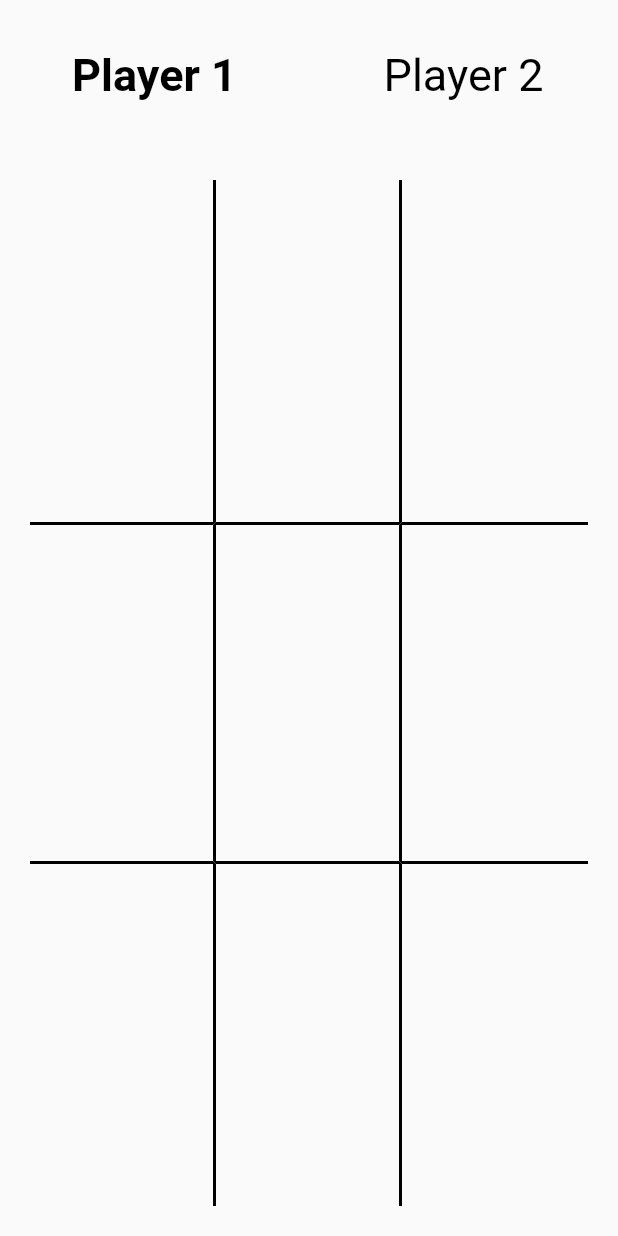
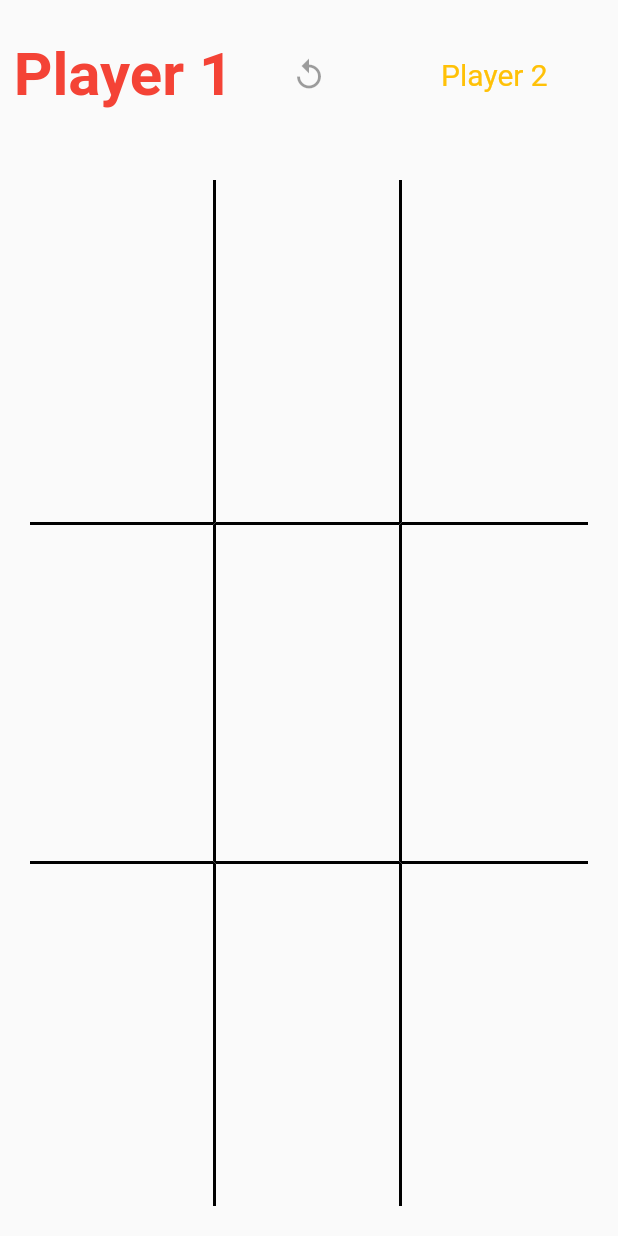
Before and after one commit to arcas0803/tic_tac_toe, a Flutter app: the screen it shows after launch, on a phone screen of 412 x 824 dp. Run offline on Flutter 3.47's test engine with Material 2 defaults, Android fonts, the phone set to English and light mode, and no system bars; our stand-ins replace confetti, equatable, flutter_hooks, flutter_riverpod, freezed_annotation, shared_preferences.

Commit message:
Added win screen. Added replay functionality Added restart functionality Fix animations on draw Add Colors Players Add Players headers

```diff
--- a/lib/domain/entities/game_entity.dart
+++ b/lib/domain/entities/game_entity.dart
@@ -47,6 +47,9 @@ class GameEntity extends Equatable {
 
   List<List<int>>? get winnerCells => turns.last.winnerCells;
 
+  /// Defines if the turn can be replay.
+  bool get canReplay => turns.length > 1;
+
   /// Get player from symbol.
   PlayerEntity getPlayerFromSymbol({required SymbolPlay symbol}) {
     if (symbol == player1.symbol) {
--- a/lib/presentation/pages/game_page/game_page.dart
+++ b/lib/presentation/pages/game_page/game_page.dart
@@ -1,5 +1,6 @@
 import 'package:flutter/material.dart';
 import 'package:flutter_riverpod/flutter_riverpod.dart';
+import 'package:tic_tac_toe/domain/entities/player_entity.dart';
 import 'package:tic_tac_toe/presentation/controllers/game_controller.dart';
 
 import 'widgets/widgets.dart';
@@ -11,7 +12,38 @@ class GamePage extends StatelessWidget {
   Widget build(BuildContext context) {
     return SafeArea(
       child: Scaffold(
-        body: Column(
+        body: Consumer(builder: (context, ref, child) {
+          ref.listen<PlayerEntity?>(
+              gameControllerProvider.select((value) => value.winnerPlayer),
+              (previous, next) {
+            if (next != null) {
+              showGeneralDialog(
+                context: context,
+                barrierDismissible: false,
+                transitionDuration: const Duration(milliseconds: 300),
+                transitionBuilder:
+                    (context, animation, secondaryAnimation, child) {
+                  return FadeTransition(
+                    opacity: animation,
+                    child: ScaleTransition(
+                      scale: animation,
+                      child: child,
+                    ),
+                  );
+                },
+                pageBuilder: (context, animation, secondaryAnimation) =>
+                    WinnerGameDialog(
+                  onClose: () => Navigator.of(context).pop(),
+                  onReplayGame: () {
+                    ref.read(gameControllerProvider.notifier).restartGame();
+                    Navigator.of(context).pop();
+                  },
+                  winner: next,
+                ),
+              );
+            }
+          });
+          return Column(
             children: [
               const PlayersHeaderWidget(),
               Expanded(
@@ -22,10 +54,6 @@ class GamePage extends StatelessWidget {
                       final board = ref.watch(
                         gameControllerProvider
                             .select((value) => value.turns.last.board),
-                    );
-                    final currentPLayer = ref.watch(
-                      gameControllerProvider.select(
-                          (value) => value.turns.last.currentPlayer.symbol),
                       );
 
                       return Column(
@@ -55,7 +83,8 @@ class GamePage extends StatelessWidget {
                 ),
               ),
             ],
-        ),
+          );
+        }),
       ),
     );
   }
--- a/lib/presentation/pages/game_page/widgets/cell_game_widget.dart
+++ b/lib/presentation/pages/game_page/widgets/cell_game_widget.dart
@@ -118,7 +118,7 @@ class CellGameWidget extends StatelessWidget {
           decoration: _buildBoxDecoration(),
           child: CellGameValueWidget(
             color: winnerCell
-                ? Colors.green
+                ? Colors.deepPurple
                 : value == player1.symbol
                     ? player1.color
                     : player2.color,
--- a/lib/presentation/pages/game_page/widgets/players_header.dart
+++ /dev/null
@@ -1,84 +0,0 @@
-import 'package:flutter/material.dart';
-import 'package:flutter_riverpod/flutter_riverpod.dart';
-import 'package:tic_tac_toe/presentation/controllers/game_controller.dart';
-
-class PlayersHeaderWidget extends StatelessWidget {
-  const PlayersHeaderWidget({Key? key}) : super(key: key);
-
-  @override
-  Widget build(BuildContext context) {
-    return Row(
-      children: [
-        Expanded(
-          child: SizedBox(
-            height: 100,
-            child: Center(
-              child: Consumer(builder: (context, ref, child) {
-                final player1 = ref.watch(
-                    gameControllerProvider.select((value) => value.player1));
-                final currentPlayer = ref.watch(
-                  gameControllerProvider
-                      .select((value) => value.currentTurn.currentPlayer),
-                );
-                final winnerPlayer = ref.watch(
-                  gameControllerProvider
-                      .select((value) => value.currentTurn.winner),
-                );
-
-                return Text(
-                  player1.name,
-                  style: TextStyle(
-                    fontSize: 30,
-                    fontWeight: player1 == currentPlayer
-                        ? FontWeight.bold
-                        : FontWeight.normal,
-                    color: winnerPlayer != null
-                        ? winnerPlayer == player1
-                            ? Colors.green
-                            : Colors.red
-                        : Colors.black,
-                  ),
-                );
-              }),
-            ),
-          ),
-        ),
-        Expanded(
-          child: SizedBox(
-            height: 100,
-            child: Center(
-              child: Consumer(builder: (context, ref, child) {
-                final player2 = ref.watch(
-                    gameControllerProvider.select((value) => value.player2));
-                final currentPlayer = ref.watch(
-                  gameControllerProvider
-                      .select((value) => value.currentTurn.currentPlayer),
-                );
-
-                final winnerPlayer = ref.watch(
-                  gameControllerProvider
-                      .select((value) => value.currentTurn.winner),
-                );
-
-                return Text(
-                  player2.name,
-                  style: TextStyle(
-                    fontSize: 30,
-                    fontWeight: player2 == currentPlayer
-                        ? FontWeight.bold
-                        : FontWeight.normal,
-                    color: winnerPlayer != null
-                        ? winnerPlayer == player2
-                            ? Colors.green
-                            : Colors.red
-                        : Colors.black,
-                  ),
-                );
-              }),
-            ),
-          ),
-        ),
-      ],
-    );
-  }
-}
--- /dev/null
+++ b/lib/presentation/pages/game_page/widgets/players_header_widget.dart
@@ -0,0 +1,130 @@
+import 'package:flutter/material.dart';
+import 'package:flutter_riverpod/flutter_riverpod.dart';
+import 'package:tic_tac_toe/presentation/controllers/game_controller.dart';
+
+class PlayersHeaderWidget extends StatelessWidget {
+  const PlayersHeaderWidget({Key? key}) : super(key: key);
+
+  @override
+  Widget build(BuildContext context) {
+    return Row(
+      children: [
+        PlayerBoxWidget(
+          child: Consumer(
+            builder: (context, ref, child) {
+              final player = ref.watch(
+                  gameControllerProvider.select((value) => value.player1));
+
+              final isCurrentPlayer = ref.watch(
+                gameControllerProvider
+                    .select((value) => value.currentPlayer == value.player1),
+              );
+
+              final isWinnerPlayer = ref.watch(
+                gameControllerProvider
+                    .select((value) => value.player1 == value.winnerPlayer),
+              );
+
+              return PlayerNameWidget(
+                name: player.name,
+                color: isWinnerPlayer ? Colors.deepPurple : player.color,
+                isCurrentPlayer: isCurrentPlayer,
+                isWinner: isWinnerPlayer,
+              );
+            },
+          ),
+        ),
+        const ReplayWidget(),
+        PlayerBoxWidget(
+          child: Consumer(
+            builder: (context, ref, child) {
+              final player = ref.watch(
+                  gameControllerProvider.select((value) => value.player2));
+
+              final isCurrentPlayer = ref.watch(
+                gameControllerProvider
+                    .select((value) => value.currentPlayer == value.player2),
+              );
+
+              final isWinnerPlayer = ref.watch(
+                gameControllerProvider
+                    .select((value) => value.winnerPlayer == value.player2),
+              );
+
+              return PlayerNameWidget(
+                name: player.name,
+                color: isWinnerPlayer ? Colors.deepPurple : player.color,
+                isCurrentPlayer: isCurrentPlayer,
+                isWinner: isWinnerPlayer,
+              );
+            },
+          ),
+        ),
+      ],
+    );
+  }
+}
+
+class PlayerBoxWidget extends StatelessWidget {
+  final Widget child;
+  const PlayerBoxWidget({Key? key, required this.child}) : super(key: key);
+
+  @override
+  Widget build(BuildContext context) {
+    return Expanded(
+      flex: 4,
+      child: SizedBox(
+        height: 100,
+        child: Center(child: child),
+      ),
+    );
+  }
+}
+
+class ReplayWidget extends ConsumerWidget {
+  const ReplayWidget({Key? key}) : super(key: key);
+
+  @override
+  Widget build(BuildContext context, ref) {
+    final canReplay =
+        ref.watch(gameControllerProvider.select((value) => value.canReplay));
+    return Expanded(
+      flex: 2,
+      child: IconButton(
+        onPressed: canReplay
+            ? () => ref.read(gameControllerProvider.notifier).replayTurn()
+            : null,
+        icon: const Icon(Icons.replay),
+      ),
+    );
+  }
+}
+
+class PlayerNameWidget extends StatelessWidget {
+  final String name;
+  final Color color;
+  final bool isCurrentPlayer;
+  final bool isWinner;
+  const PlayerNameWidget({
+    Key? key,
+    required this.name,
+    required this.color,
+    required this.isCurrentPlayer,
+    required this.isWinner,
+  }) : super(key: key);
+
+  @override
+  Widget build(BuildContext context) {
+    return AnimatedDefaultTextStyle(
+      style: TextStyle(
+        color: isWinner ? Colors.deepPurple : color,
+        fontSize: isCurrentPlayer ? 40 : 20,
+        fontWeight: isCurrentPlayer ? FontWeight.bold : FontWeight.normal,
+      ),
+      duration: const Duration(milliseconds: 500),
+      child: Text(
+        isWinner ? '👑 $name' : name,
+      ),
+    );
+  }
+}
--- a/lib/presentation/pages/game_page/widgets/widgets.dart
+++ b/lib/presentation/pages/game_page/widgets/widgets.dart
@@ -1,3 +1,4 @@
 export 'cell_game_widget.dart';
-export 'players_header.dart';
+export 'players_header_widget.dart';
 export 'row_game_widget.dart';
+export 'winner_game_dialog.dart';
```
Also changed, not shown: lib/domain/use_cases/check_winner_use_case.dart (+11 -2 lines), lib/domain/use_cases/play_turn_use_case.dart (+10 -3 lines), lib/domain/use_cases/replay_turn_use_case.dart (added, +50 -0 lines), lib/presentation/controllers/game_controller.dart (+39 -2 lines), lib/presentation/pages/game_page/widgets/winner_game_dialog.dart (added, +165 -0 lines), pubspec.yaml (+4 -3 lines), assets/img/throphy.png (added), pubspec.lock. Lines whose indentation alone changed are shown as unchanged.
